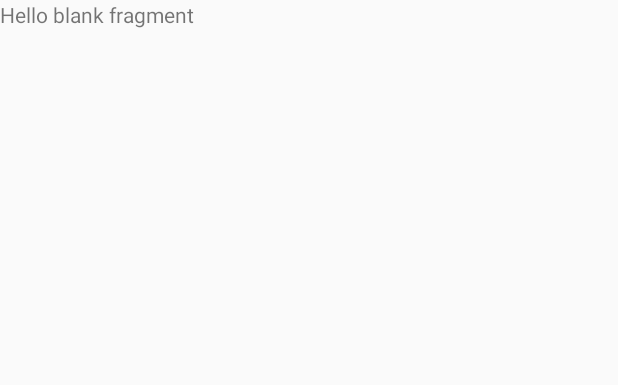
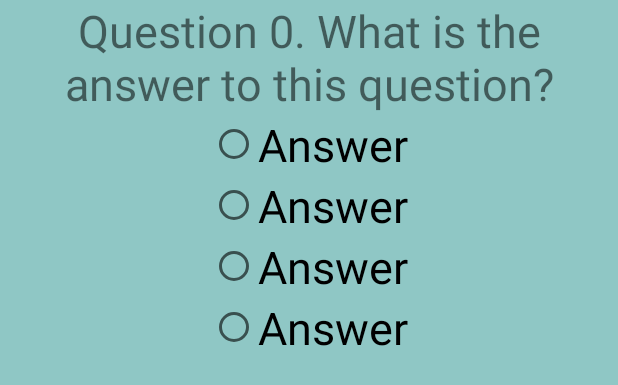
Before and after one commit to helian4096/QuizAppCustom, an Android app: the layout fragment_questions.xml on its own in the app's theme, with its tools: preview values and no code run, on a phone screen of 412 x 824 dp. Shown: the top 385 px of the screen. Run offline under Robolectric (Android 15) with nearby library versions, the phone set to English and light mode, and no system bars.

Commit message:
Lab06b Created fragment layout, added quiz questions and created basic structure for movement between layouts and fragments within app using listeners.

```diff
--- /dev/null
+++ b/app/src/main/res/layout/final_page.xml
@@ -0,0 +1,6 @@
+<?xml version="1.0" encoding="utf-8"?>
+<androidx.constraintlayout.widget.ConstraintLayout
+    xmlns:android="http://schemas.android.com/apk/res/android" android:layout_width="match_parent"
+    android:layout_height="match_parent">
+
+</androidx.constraintlayout.widget.ConstraintLayout>
--- a/app/src/main/res/layout/fragment_questions.xml
+++ b/app/src/main/res/layout/fragment_questions.xml
@@ -1,15 +1,57 @@
 <?xml version="1.0" encoding="utf-8"?>
-<FrameLayout xmlns:android="http://schemas.android.com/apk/res/android"
+<androidx.constraintlayout.widget.ConstraintLayout xmlns:android="http://schemas.android.com/apk/res/android"
     xmlns:tools="http://schemas.android.com/tools"
     android:layout_width="match_parent"
     android:layout_height="match_parent"
+    xmlns:app="http://schemas.android.com/apk/res-auto"
+    android:background="@color/backgroundColor"
     tools:context=".BlankFragment">
 
-    <!-- TODO: Update blank fragment layout -->
     <TextView
         android:id="@+id/question"
-        android:layout_width="match_parent"
-        android:layout_height="match_parent"
-        android:text="@string/hello_blank_fragment" />
+        android:layout_width="wrap_content"
+        android:layout_height="wrap_content"
+        android:text="@string/question"
+        android:textSize="30sp"
+        android:textAlignment="center"
+        app:layout_constraintLeft_toLeftOf="parent"
+        app:layout_constraintRight_toRightOf="parent"
+        app:layout_constraintTop_toTopOf="parent"/>
+    <RadioGroup
+        android:id="@+id/radio"
+        android:layout_width="wrap_content"
+        android:layout_height="wrap_content"
+        app:layout_constraintLeft_toLeftOf="parent"
+        app:layout_constraintRight_toRightOf="parent"
+        app:layout_constraintTop_toBottomOf="@id/question" >
+        <RadioButton
+            android:id="@+id/answer1"
+            android:layout_width="wrap_content"
+            android:layout_height="wrap_content"
+            android:text="@string/answer"
+            android:textSize="30sp"
+            />
+        <RadioButton
+            android:id="@+id/answer2"
+            android:layout_width="wrap_content"
+            android:layout_height="wrap_content"
+            android:text="@string/answer"
+            android:textSize="30sp"
+            />
+        <RadioButton
+            android:id="@+id/answer3"
+            android:layout_width="wrap_content"
+            android:layout_height="wrap_content"
+            android:text="@string/answer"
+            android:textSize="30sp"
+            />
+        <RadioButton
+            android:id="@+id/answer4"
+            android:layout_width="wrap_content"
+            android:layout_height="wrap_content"
+            android:text="@string/answer"
+            android:textSize="30sp"
+            />
+    </RadioGroup>
 
-</FrameLayout>
+</androidx.constraintlayout.widget.ConstraintLayout>
--- a/app/src/main/res/values/strings.xml
+++ b/app/src/main/res/values/strings.xml
@@ -5,7 +5,8 @@
     <string name="hint">Enter your name here.</string>
     <string name="player_name">Player: Default</string>
     <string name="top_display">Quiz Time!</string>
-
-    <!-- TODO: Remove or change this placeholder text -->
-    <string name="hello_blank_fragment">Hello blank fragment</string>
+    <string name="question">Question 0.
+    What is the answer to this question?</string>
+    <string name="answer">Answer</string>
+    <string name="next">Continue</string>
 </resources>
```
Also changed, not shown: app/src/main/java/com/premjithsiddharth/quizappcustom/BlankFragment.java (+36 -25 lines), app/src/main/java/com/premjithsiddharth/quizappcustom/MainActivity.java (+29 -0 lines), app/src/main/res/layout/main.xml (renamed from app/src/main/res/layout/top_section.xml, +24 -0 lines).
